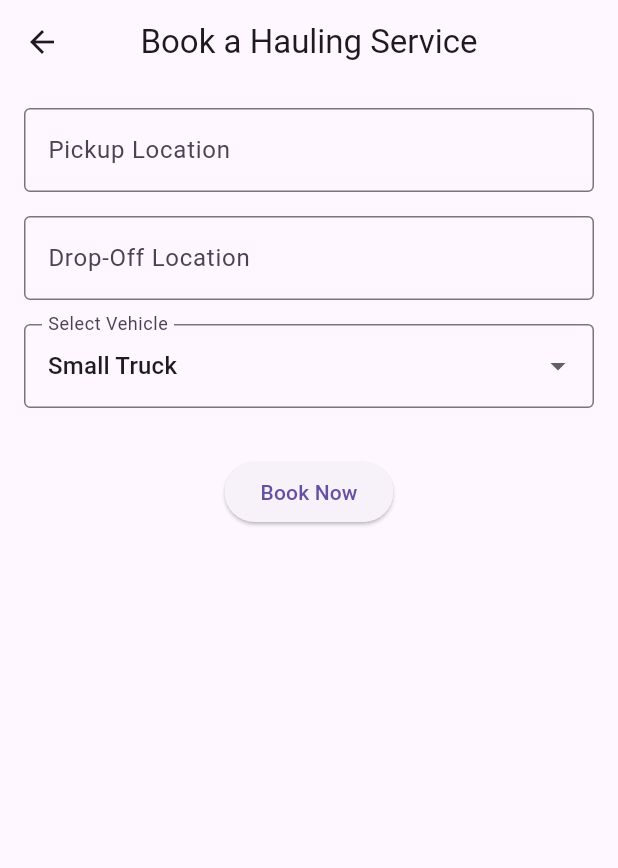
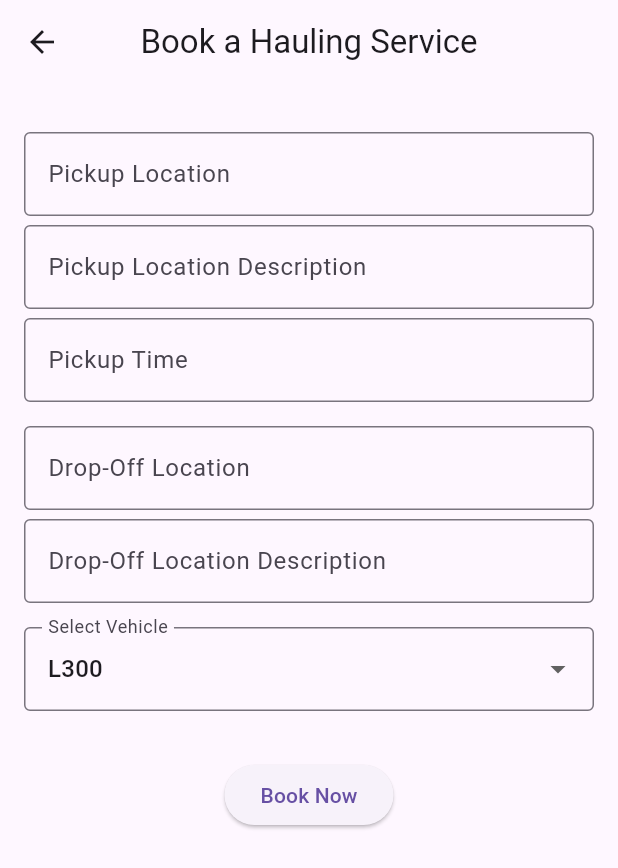
Before and after one commit to sean-gabriel/jloc_hauling_services, a Flutter app: the HomePage screen opened directly, on a phone screen of 412 x 824 dp. Shown: the top 868 px of the screen. Run offline on Flutter 3.47's test engine with Material 3 defaults, Android fonts, the light colour scheme and no system bars.

Commit message:
Added Text Fields

```diff
--- a/lib/pages/customer_booking_status.dart
+++ b/lib/pages/customer_booking_status.dart
@@ -26,7 +26,13 @@ class CustomerBookingStatus extends StatelessWidget {
             if (booking != null) ...[
               Text('Pickup Location: ${booking["pickup"]}', style: TextStyle(fontSize: 18)),
               SizedBox(height: 10),
+              Text('Pickup Location Description: ${booking["pickupDescription"]}', style: TextStyle(fontSize: 18)),
+              SizedBox(height: 10),
+              Text('Pickup Time: ${booking["pickupTime"]}', style: TextStyle(fontSize: 18)),
+              SizedBox(height: 10),
               Text('Drop-Off Location: ${booking["dropoff"]}', style: TextStyle(fontSize: 18)),
+              SizedBox(height: 10),
+              Text('Drop-Off Location Description: ${booking["dropoffDescription"]}', style: TextStyle(fontSize: 18)),
               SizedBox(height: 10),
               Text('Vehicle: ${booking["vehicle"]}', style: TextStyle(fontSize: 18)),
             ],
--- a/lib/pages/driver_booking_details.dart
+++ b/lib/pages/driver_booking_details.dart
@@ -25,7 +25,13 @@ class DriverBookingDetails extends StatelessWidget {
           children: [
             Text('Pickup Location: ${booking["pickup"]}', style: TextStyle(fontSize: 18)),
             SizedBox(height: 10),
+            Text('Pickup Location Description: ${booking["pickupDescription"]}', style: TextStyle(fontSize: 18)),
+            SizedBox(height: 10),
+            Text('Pickup Time: ${booking["pickupTime"]}', style: TextStyle(fontSize: 18)),
+            SizedBox(height: 10),
             Text('Drop-Off Location: ${booking["dropoff"]}', style: TextStyle(fontSize: 18)),
+            SizedBox(height: 10),
+            Text('Drop-Off Location Description: ${booking["dropoffDescription"]}', style: TextStyle(fontSize: 18)),
             SizedBox(height: 10),
             Text('Vehicle: ${booking["vehicle"]}', style: TextStyle(fontSize: 18)),
             SizedBox(height: 20),
--- a/lib/pages/driver_dashboard.dart
+++ b/lib/pages/driver_dashboard.dart
@@ -1,7 +1,6 @@
 import 'package:flutter/material.dart';
 import 'package:jloc_hauling_services/pages/booking_service.dart';
 import 'package:jloc_hauling_services/pages/driver_booking_details.dart';
-import 'package:jloc_hauling_services/pages/dropoff_selection.dart';
 import 'package:jloc_hauling_services/pages/login_page.dart';
 import 'package:jloc_hauling_services/pages/pickup_selection.dart';
 import 'package:jloc_hauling_services/pages/signup_page.dart';
@@ -27,6 +26,7 @@ class _DriverDashboardState extends State<DriverDashboard> {
       content: Text(
         'You have accepted the following booking:\n\n'
         'Pickup: ${booking["pickup"]}\n'
+        'Pickup Time: ${booking["pickupTime"]}\n'
         'Drop-Off: ${booking["dropoff"]}\n'
         'Vehicle: ${booking["vehicle"]}',
       ),
@@ -101,6 +101,7 @@ class _DriverDashboardState extends State<DriverDashboard> {
                     child: ListTile(
                       title: Text('Booking Request'),
                       subtitle: Text('Pickup: ${booking['pickup']}\n'
+                          'Pickup Time: ${booking['pickupTime']}\n'
                           'Drop-Off: ${booking['dropoff']}\n'
                           'Vehicle: ${booking['vehicle']}'),
                       trailing: ElevatedButton(
--- a/lib/pages/home_page.dart
+++ b/lib/pages/home_page.dart
@@ -11,20 +11,25 @@ class HomePage extends StatefulWidget {
 
 class _HomePageState extends State<HomePage> {
   final TextEditingController pickupController = TextEditingController();
+  final TextEditingController pickupDescriptionController = TextEditingController();
+  final TextEditingController pickupTimeController = TextEditingController();
   final TextEditingController dropoffController = TextEditingController();
+  final TextEditingController dropoffDescriptionController = TextEditingController();
 
-  String selectedVehicle = 'Small Truck'; // Default vehicle
+  String selectedVehicle = 'L300'; // Default vehicle
 
   final List<String> vehicleOptions = [
-    'Small Truck',
-    'Medium Truck',
-    'Large Truck',
+    'L300',
+    'Truck',
   ];
 
   void bookNow() {
   final booking = {
     'pickup': pickupController.text,
+    'pickupDescription': pickupDescriptionController.text,
+    'pickupTime': pickupTimeController.text,
     'dropoff': dropoffController.text,
+    'dropoffDescription': dropoffDescriptionController.text,
     'vehicle': selectedVehicle,
   };
 
@@ -64,13 +69,31 @@ class _HomePageState extends State<HomePage> {
       ),
       body: Padding(
         padding: const EdgeInsets.all(16.0),
+        child: SingleChildScrollView(
           child: Column(
             crossAxisAlignment: CrossAxisAlignment.start,
             children: [
+              SizedBox(height: 16),
               TextField(
                 controller: pickupController,
                 decoration: InputDecoration(
                   labelText: 'Pickup Location',
+                  border: OutlineInputBorder(),
+                ),
+              ),
+              SizedBox(height: 6),
+              TextField(
+                controller: pickupDescriptionController,
+                decoration: InputDecoration(
+                  labelText: 'Pickup Location Description',
+                  border: OutlineInputBorder(),
+                ),
+              ),
+              SizedBox(height: 6),
+              TextField(
+                controller: pickupTimeController,
+                decoration: InputDecoration(
+                  labelText: 'Pickup Time',
                   border: OutlineInputBorder(),
                 ),
               ),
@@ -79,6 +102,14 @@ class _HomePageState extends State<HomePage> {
                 controller: dropoffController,
                 decoration: InputDecoration(
                   labelText: 'Drop-Off Location',
+                  border: OutlineInputBorder(),
+                ),
+              ),
+              SizedBox(height: 6),
+              TextField(
+                controller: dropoffDescriptionController,
+                decoration: InputDecoration(
+                  labelText: 'Drop-Off Location Description',
                   border: OutlineInputBorder(),
                 ),
               ),
@@ -111,6 +142,7 @@ class _HomePageState extends State<HomePage> {
             ],
           ),
         ),
+      ),
     );
   }
 }
```
Also changed, not shown: lib/pages/dropoff_selection.dart (deleted, +0 -92 lines). Lines whose indentation alone changed are shown as unchanged.
